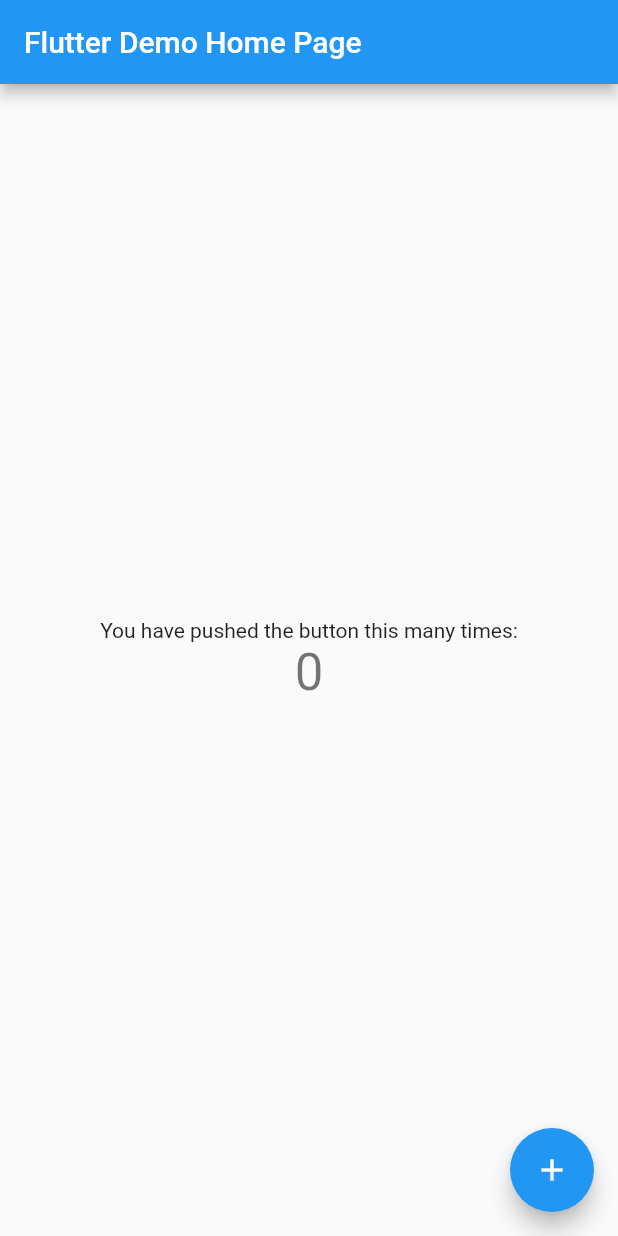
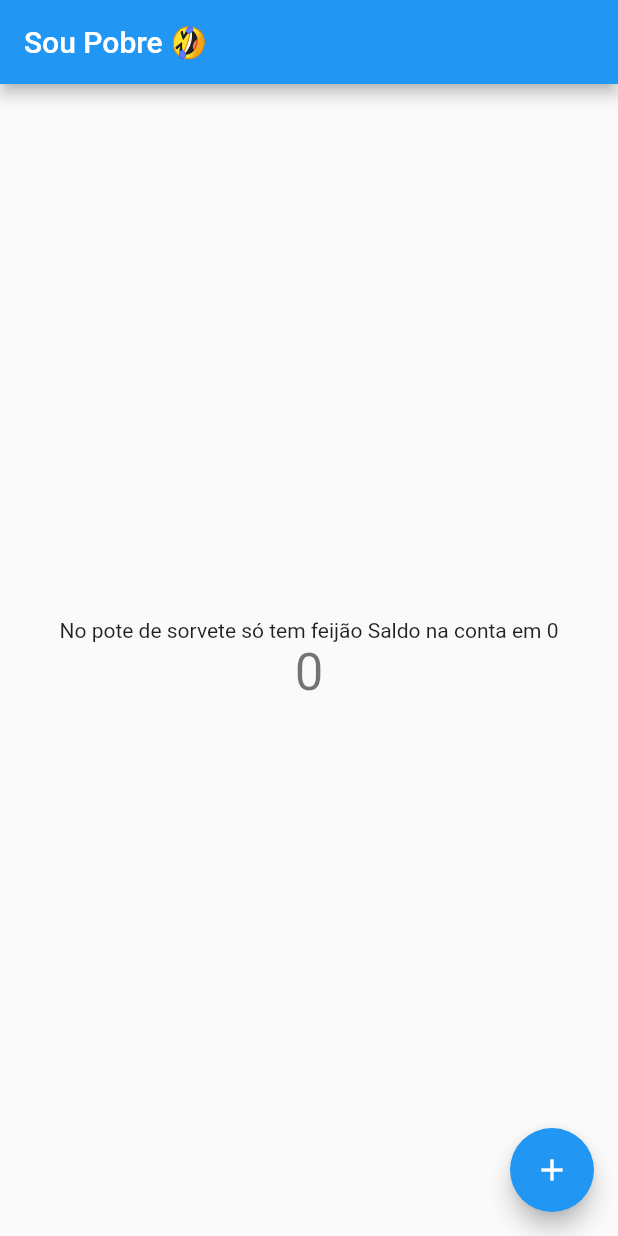
Before and after one commit to matheuskleinschmidt/tarefa, a Flutter app: the screen it shows after launch, on a phone screen of 412 x 824 dp. Run offline on Flutter 3.47's test engine with Material 2 defaults, Android fonts, the phone set to English and light mode, and no system bars.

Commit message:
Fazendo mod

```diff
--- a/lib/main.dart
+++ b/lib/main.dart
@@ -13,18 +13,10 @@ class MyApp extends StatelessWidget {
     return MaterialApp(
       title: 'Flutter Demo',
       theme: ThemeData(
-        // This is the theme of your application.
-        //
-        // Try running your application with "flutter run". You'll see the
-        // application has a blue toolbar. Then, without quitting the app, try
-        // changing the primarySwatch below to Colors.green and then invoke
-        // "hot reload" (press "r" in the console where you ran "flutter run",
-        // or simply save your changes to "hot reload" in a Flutter IDE).
-        // Notice that the counter didn't reset back to zero; the application
-        // is not restarted.
+
         primarySwatch: Colors.blue,
       ),
-      home: const MyHomePage(title: 'Flutter Demo Home Page'),
+      home: const MyHomePage(title: 'Sou Pobre 🤣'),
     );
   }
 }
@@ -32,14 +24,6 @@ class MyApp extends StatelessWidget {
 class MyHomePage extends StatefulWidget {
   const MyHomePage({Key? key, required this.title}) : super(key: key);
 
-  // This widget is the home page of your application. It is stateful, meaning
-  // that it has a State object (defined below) that contains fields that affect
-  // how it looks.
-
-  // This class is the configuration for the state. It holds the values (in this
-  // case the title) provided by the parent (in this case the App widget) and
-  // used by the build method of the State. Fields in a Widget subclass are
-  // always marked "final".
 
   final String title;
 
@@ -52,51 +36,29 @@ class _MyHomePageState extends State<MyHomePage> {
 
   void _incrementCounter() {
     setState(() {
-      // This call to setState tells the Flutter framework that something has
-      // changed in this State, which causes it to rerun the build method below
-      // so that the display can reflect the updated values. If we changed
-      // _counter without calling setState(), then the build method would not be
-      // called again, and so nothing would appear to happen.
+
       _counter++;
     });
   }
 
   @override
   Widget build(BuildContext context) {
-    // This method is rerun every time setState is called, for instance as done
-    // by the _incrementCounter method above.
-    //
-    // The Flutter framework has been optimized to make rerunning build methods
-    // fast, so that you can just rebuild anything that needs updating rather
-    // than having to individually change instances of widgets.
+
     return Scaffold(
       appBar: AppBar(
-        // Here we take the value from the MyHomePage object that was created by
-        // the App.build method, and use it to set our appbar title.
+
         title: Text(widget.title),
       ),
       body: Center(
-        // Center is a layout widget. It takes a single child and positions it
-        // in the middle of the parent.
+
         child: Column(
-          // Column is also a layout widget. It takes a list of children and
-          // arranges them vertically. By default, it sizes itself to fit its
-          // children horizontally, and tries to be as tall as its parent.
-          //
-          // Invoke "debug painting" (press "p" in the console, choose the
-          // "Toggle Debug Paint" action from the Flutter Inspector in Android
-          // Studio, or the "Toggle Debug Paint" command in Visual Studio Code)
-          // to see the wireframe for each widget.
-          //
-          // Column has various properties to control how it sizes itself and
-          // how it positions its children. Here we use mainAxisAlignment to
-          // center the children vertically; the main axis here is the vertical
-          // axis because Columns are vertical (the cross axis would be
-          // horizontal).
+
           mainAxisAlignment: MainAxisAlignment.center,
           children: <Widget>[
             const Text(
-              'You have pushed the button this many times:',
+              'No pote de sorvete só tem feijão '
+                  'Saldo na conta em 0',
+
             ),
             Text(
               '$_counter',
```
